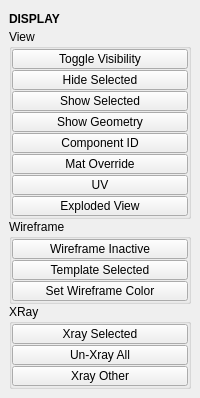
Qt form tentacle/ui/display.ui (m3trik/tentacle) before a commit.
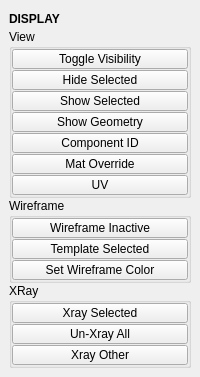
The same form after that commit. Custom widgets are drawn as their Qt base class.

Patch:
```diff
--- a/tentacle/ui/display.ui
+++ b/tentacle/ui/display.ui
@@ -10,7 +10,7 @@
     <x>0</x>
     <y>0</y>
     <width>200</width>
-    <height>397</height>
+    <height>374</height>
    </rect>
   </property>
   <property name="tabShape">
@@ -214,31 +214,6 @@
            </property>
           </widget>
          </item>
-         <item>
-          <widget class="QPushButton" name="b013">
-           <property name="minimumSize">
-            <size>
-             <width>0</width>
-             <height>20</height>
-            </size>
-           </property>
-           <property name="maximumSize">
-            <size>
-             <width>16777215</width>
-             <height>20</height>
-            </size>
-           </property>
-           <property name="toolTip">
-            <string>Launch the exploded view tool GUI.</string>
-           </property>
-           <property name="text">
-            <string>Exploded View</string>
-           </property>
-           <property name="checkable">
-            <bool>false</bool>
-           </property>
-          </widget>
-         </item>
         </layout>
        </widget>
       </item>
```
